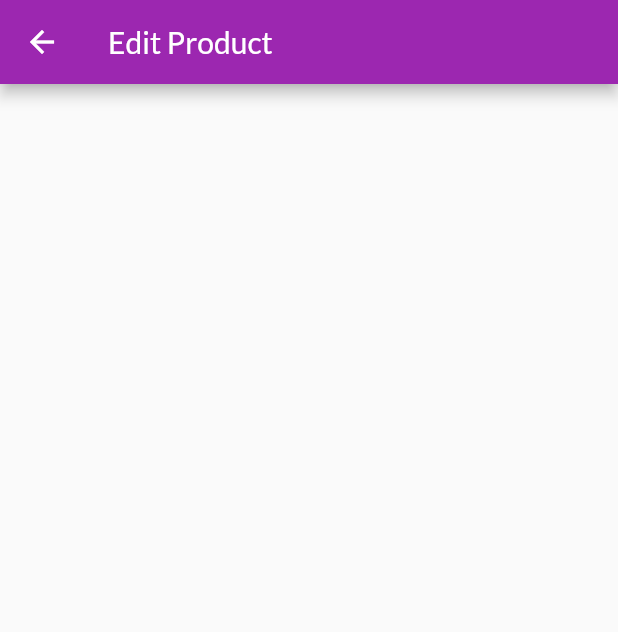
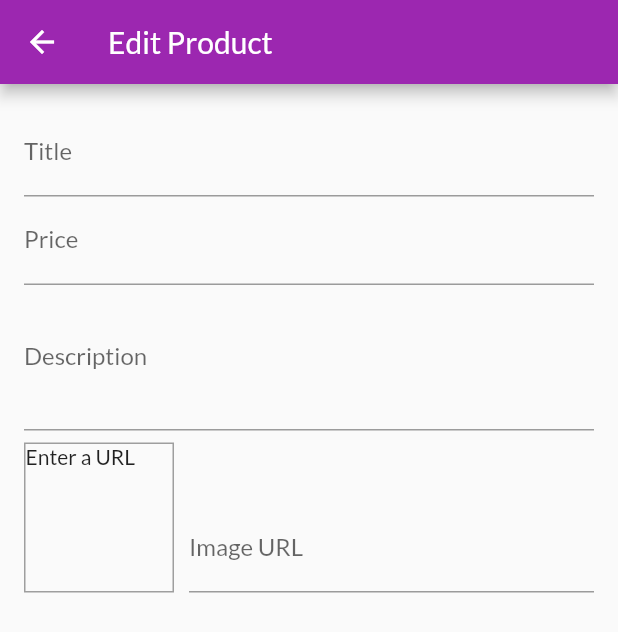
Before and after one commit to MilanDavid/flutter_shop, a Flutter app: the EditProductScreen screen opened directly, on a phone screen of 412 x 824 dp. Shown: the top 632 px of the screen. Run offline on Flutter 3.47's test engine with Material 2 defaults, Android fonts, the phone set to English and light mode, and no system bars; network calls fail.

Commit message:
work on add new product form

```diff
--- a/lib/main.dart
+++ b/lib/main.dart
@@ -3,6 +3,7 @@ import 'package:shop_app/providers/cart.dart';
 import 'package:shop_app/providers/orders.dart';
 import 'package:shop_app/providers/products.dart';
 import 'package:shop_app/screens/cart_screen.dart';
+import 'package:shop_app/screens/edit_product_screen.dart';
 import 'package:shop_app/screens/orders_screen.dart';
 import 'package:shop_app/screens/product_detail_screen.dart';
 import 'package:shop_app/screens/products_overview_screen.dart';
@@ -42,6 +43,7 @@ class MyApp extends StatelessWidget {
           CartScreen.routeName: (ctx) => CartScreen(),
           OrdersScreen.routeName: (ctx) => OrdersScreen(),
           UserProductsScreen.routeName: (ctx) => UserProductsScreen(),
+          EditProductScreen.routeName: (ctx) => EditProductScreen(),
         },
       ),
     );
--- a/lib/screens/edit_product_screen.dart
+++ b/lib/screens/edit_product_screen.dart
@@ -1,16 +1,113 @@
 import 'package:flutter/material.dart';
 
 class EditProductScreen extends StatefulWidget {
+  static const routeName = '/edit-product';
   @override
   _EditProductScreenState createState() => _EditProductScreenState();
 }
 
 class _EditProductScreenState extends State<EditProductScreen> {
+  final _priceFocusNode = FocusNode();
+  final _descriptionFocusNode = FocusNode();
+  final _imageUrlController = TextEditingController();
+  final _imageUrlFocusNode = FocusNode();
+
+  @override
+  void initState() {
+    _imageUrlFocusNode.addListener(_updateImageUrl);
+    super.initState();
+  }
+
+  @override
+  void dispose() {
+    _imageUrlFocusNode.removeListener(_updateImageUrl);
+    _priceFocusNode.dispose();
+    _descriptionFocusNode.dispose();
+    _imageUrlController.dispose();
+    _imageUrlFocusNode.dispose();
+    super.dispose();
+  }
+
+  void _updateImageUrl() {
+    if (!_imageUrlFocusNode.hasFocus) {
+      setState(() {});
+    }
+  }
+
   @override
   Widget build(BuildContext context) {
     return Scaffold(
-      appBar: AppBar(title: Text('Edit Product'),),
-      body: Container(),
+      appBar: AppBar(
+        title: Text('Edit Product'),
+      ),
+      body: Padding(
+        padding: const EdgeInsets.all(16.0),
+        child: Form(
+          child: ListView(
+            children: <Widget>[
+              TextFormField(
+                decoration: InputDecoration(labelText: 'Title'),
+                textInputAction: TextInputAction.next,
+                onFieldSubmitted: (_) {
+                  FocusScope.of(context).requestFocus(_priceFocusNode);
+                },
+              ),
+              TextFormField(
+                decoration: InputDecoration(labelText: 'Price'),
+                textInputAction: TextInputAction.next,
+                keyboardType: TextInputType.number,
+                focusNode: _priceFocusNode,
+                onFieldSubmitted: (_) {
+                  FocusScope.of(context).requestFocus(_descriptionFocusNode);
+                },
+              ),
+              TextFormField(
+                decoration: InputDecoration(labelText: 'Description'),
+                maxLines: 3,
+                keyboardType: TextInputType.multiline,
+                textInputAction: TextInputAction.next,
+                focusNode: _descriptionFocusNode,
+              ),
+              Row(
+                crossAxisAlignment: CrossAxisAlignment.end,
+                children: <Widget>[
+                  Container(
+                    width: 100,
+                    height: 100,
+                    margin: EdgeInsets.only(
+                      top: 8,
+                      right: 10,
+                    ),
+                    decoration: BoxDecoration(
+                      border: Border.all(
+                        width: 1,
+                        color: Colors.grey,
+                      ),
+                    ),
+                    child: _imageUrlController.text.isEmpty
+                        ? Text('Enter a URL')
+                        : FittedBox(
+                            child: Image.network(
+                              _imageUrlController.text,
+                            ),
+                            fit: BoxFit.cover,
+                          ),
+                  ),
+                  Expanded(
+                    child: TextFormField(
+                      decoration: InputDecoration(labelText: 'Image URL'),
+                      keyboardType: TextInputType.url,
+                      textInputAction: TextInputAction.done,
+                      controller: _imageUrlController,
+                      focusNode: _imageUrlFocusNode,
+                    ),
+                  ),
+                ],
+              ),
+            ],
+          ),
+        ),
+      ),
     );
   }
 }
--- a/lib/screens/user_products_screen.dart
+++ b/lib/screens/user_products_screen.dart
@@ -1,6 +1,7 @@
 import 'package:flutter/material.dart';
 import 'package:provider/provider.dart';
 import 'package:shop_app/providers/products.dart';
+import 'package:shop_app/screens/edit_product_screen.dart';
 import 'package:shop_app/widgets/app_drawer.dart';
 import 'package:shop_app/widgets/user_product_item.dart';
 
@@ -16,7 +17,9 @@ class UserProductsScreen extends StatelessWidget {
         actions: <Widget>[
           IconButton(
             icon: const Icon(Icons.add),
-            onPressed: () {},
+            onPressed: () {
+              Navigator.of(context).pushNamed(EditProductScreen.routeName);
+            },
           ),
         ],
       ),
```
